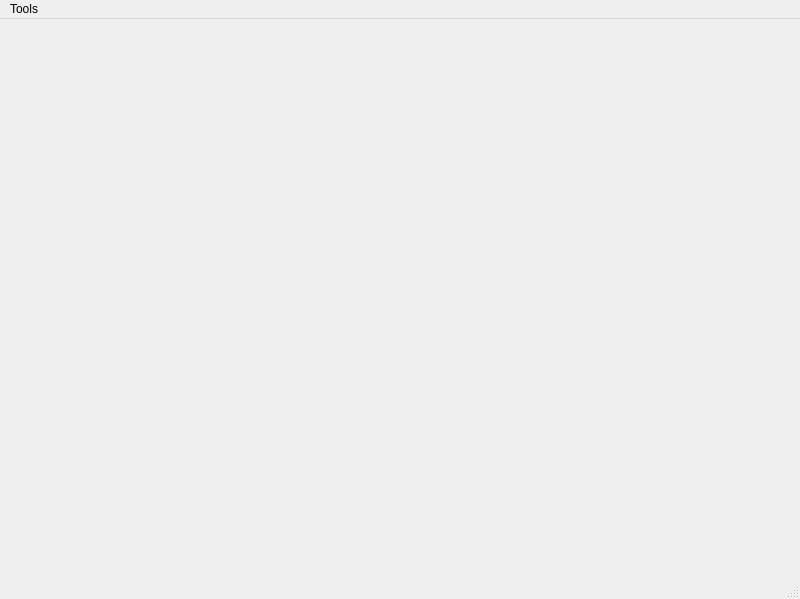
Above: ui_files/mainWindow.ui from FEN94/SML_FileManager before the change. Below: the same form after it.
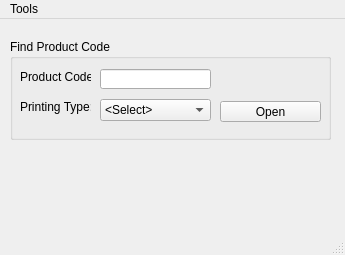
That is the form after the change.

Commit message: add field for Product Code and comoBox for Printing Type

```diff
--- a/ui_files/mainWindow.ui
+++ b/ui_files/mainWindow.ui
@@ -2,24 +2,130 @@
 <ui version="4.0">
  <class>D_MainWindow</class>
  <widget class="QMainWindow" name="D_MainWindow">
+  <property name="enabled">
+   <bool>true</bool>
+  </property>
   <property name="geometry">
    <rect>
     <x>0</x>
     <y>0</y>
-    <width>800</width>
-    <height>599</height>
+    <width>345</width>
+    <height>255</height>
    </rect>
   </property>
   <property name="windowTitle">
    <string>SML File Manager</string>
   </property>
-  <widget class="QWidget" name="centralwidget"/>
+  <widget class="QWidget" name="centralwidget">
+   <widget class="QGroupBox" name="groupBox">
+    <property name="geometry">
+     <rect>
+      <x>10</x>
+      <y>20</y>
+      <width>321</width>
+      <height>101</height>
+     </rect>
+    </property>
+    <property name="title">
+     <string>Find Product Code</string>
+    </property>
+    <widget class="QLabel" name="label_productCode">
+     <property name="geometry">
+      <rect>
+       <x>10</x>
+       <y>30</y>
+       <width>71</width>
+       <height>16</height>
+      </rect>
+     </property>
+     <property name="text">
+      <string>Product Code:</string>
+     </property>
+    </widget>
+    <widget class="QLineEdit" name="lineEdit_productCode">
+     <property name="geometry">
+      <rect>
+       <x>90</x>
+       <y>30</y>
+       <width>111</width>
+       <height>20</height>
+      </rect>
+     </property>
+    </widget>
+    <widget class="QLabel" name="label_printingType">
+     <property name="geometry">
+      <rect>
+       <x>10</x>
+       <y>60</y>
+       <width>71</width>
+       <height>16</height>
+      </rect>
+     </property>
+     <property name="text">
+      <string>Printing Type:</string>
+     </property>
+    </widget>
+    <widget class="QComboBox" name="comboBox_printingType">
+     <property name="geometry">
+      <rect>
+       <x>90</x>
+       <y>60</y>
+       <width>111</width>
+       <height>22</height>
+      </rect>
+     </property>
+     <item>
+      <property name="text">
+       <string>&lt;Select&gt;</string>
+      </property>
+     </item>
+     <item>
+      <property name="text">
+       <string>Arc_Thermal</string>
+      </property>
+     </item>
+     <item>
+      <property name="text">
+       <string>Digital</string>
+      </property>
+     </item>
+     <item>
+      <property name="text">
+       <string>Offset</string>
+      </property>
+     </item>
+     <item>
+      <property name="text">
+       <string>PFL</string>
+      </property>
+     </item>
+     <item>
+      <property name="text">
+       <string>Woven</string>
+      </property>
+     </item>
+    </widget>
+    <widget class="QPushButton" name="pushButton">
+     <property name="geometry">
+      <rect>
+       <x>210</x>
+       <y>62</y>
+       <width>101</width>
+       <height>21</height>
+      </rect>
+     </property>
+     <property name="text">
+      <string>Open</string>
+     </property>
+    </widget>
+   </widget>
+  </widget>
   <widget class="QMenuBar" name="menubar">
    <property name="geometry">
     <rect>
      <x>0</x>
      <y>0</y>
-     <width>800</width>
+     <width>345</width>
      <height>21</height>
     </rect>
    </property>
```
